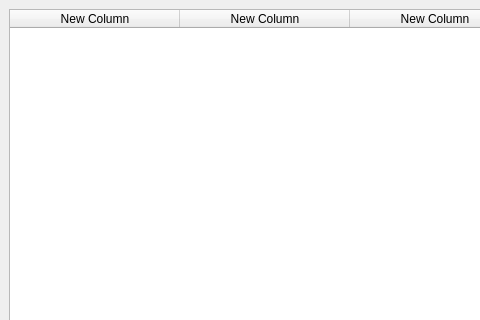
This is ui/scelta_camere_prenotazione.ui in Raccispini/Progetto-Hotel as Qt 5 draws it before an edit; both pictures show x 0 to 480 and y 0 to 320 of the 707 by 438 pixel window. The edited form follows.
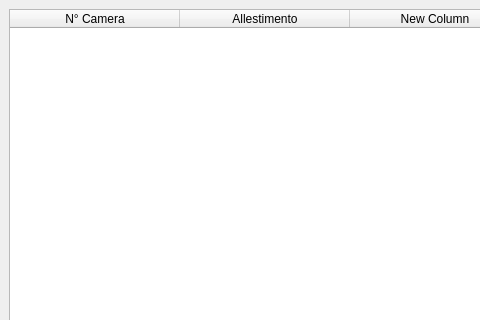
This is the edited form.

Patch:
```diff
--- a/ui/scelta_camere_prenotazione.ui
+++ b/ui/scelta_camere_prenotazione.ui
@@ -46,12 +46,12 @@
       </attribute>
       <column>
        <property name="text">
-        <string>New Column</string>
+        <string>N° Camera</string>
        </property>
       </column>
       <column>
        <property name="text">
-        <string>New Column</string>
+        <string>Allestimento</string>
        </property>
       </column>
       <column>
```
